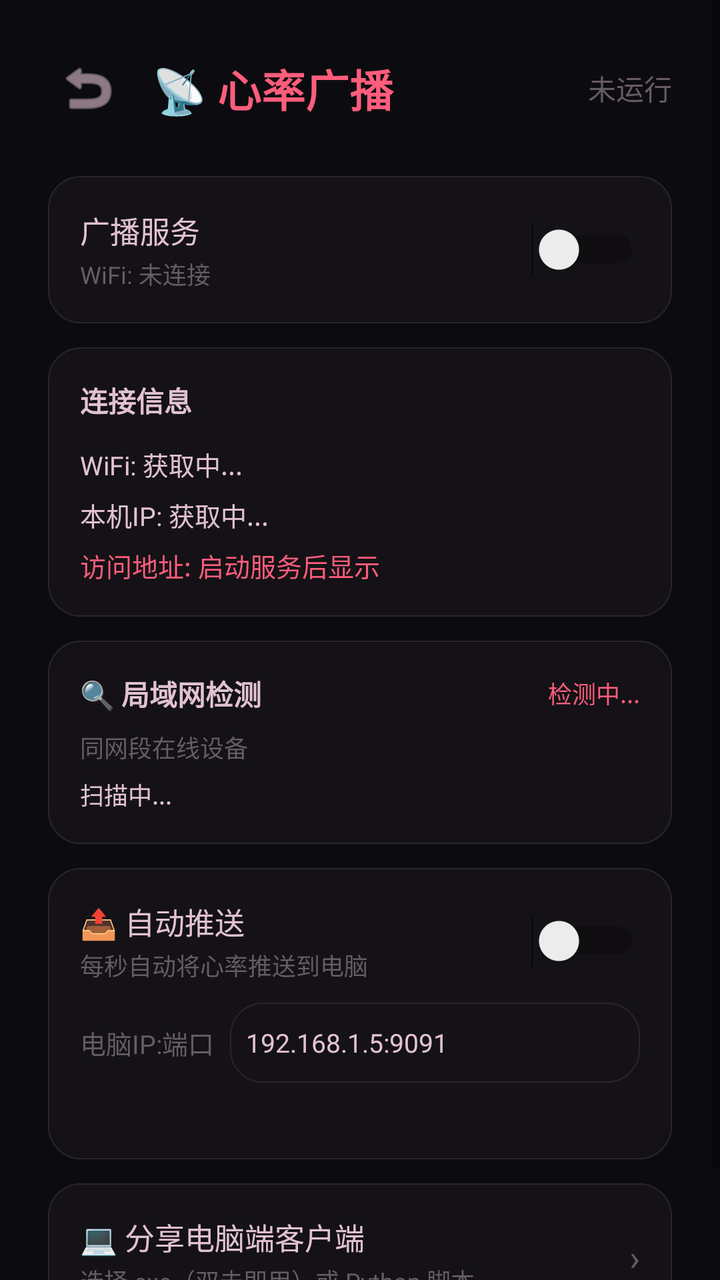
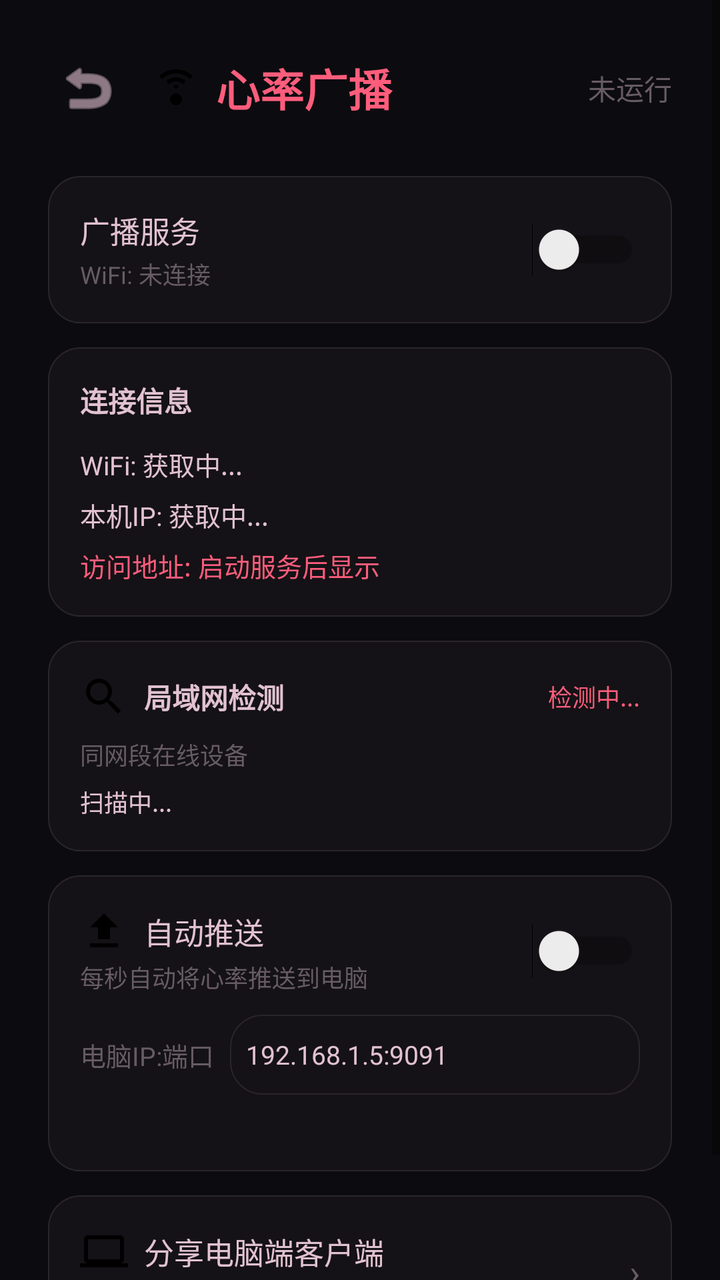

The first picture is an Android layout as it rendered before a commit; the second is the same layout after the commit. The layout source and the unified diff follow.
<!-- AndroidManifest.xml: activity theme AppTheme -->
<!-- res/layout/activity_broadcast.xml -->
<?xml version="1.0" encoding="utf-8"?>
<ScrollView xmlns:android="http://schemas.android.com/apk/res/android"
    android:layout_width="match_parent"
    android:layout_height="match_parent"
    android:background="#0c0c10">
    <LinearLayout
        android:layout_width="match_parent"
        android:layout_height="wrap_content"
        android:orientation="vertical"
        android:padding="24dp">

        <LinearLayout
            android:layout_width="match_parent"
            android:layout_height="wrap_content"
            android:gravity="center_vertical"
            android:layout_marginBottom="24dp">
            <ImageButton
                android:id="@+id/btnBack"
                android:layout_width="40dp"
                android:layout_height="40dp"
                android:src="@android:drawable/ic_menu_revert"
                android:background="@android:color/transparent"
                android:tint="#e2c2cf"
                android:layout_marginEnd="12dp"/>
            <TextView
                android:layout_width="0dp"
                android:layout_height="wrap_content"
                android:layout_weight="1"
                android:text="📡 心率广播"
                android:textColor="#ff5d7c"
                android:textSize="22sp"
                android:textStyle="bold"/>
            <TextView
                android:id="@+id/tvServerStatus"
                android:layout_width="wrap_content"
                android:layout_height="wrap_content"
                android:text="未运行"
                android:textColor="#675c62"
                android:textSize="14sp"/>
        </LinearLayout>

        
        <LinearLayout
            android:layout_width="match_parent"
            android:layout_height="wrap_content"
            android:background="@drawable/glass_card"
            android:padding="16dp"
            android:layout_marginBottom="12dp"
            android:gravity="center_vertical">
            <LinearLayout
                android:layout_width="0dp"
                android:layout_height="wrap_content"
                android:layout_weight="1"
                android:orientation="vertical">
                <TextView
                    android:layout_width="wrap_content"
                    android:layout_height="wrap_content"
                    android:text="广播服务"
                    android:textColor="#e2c2cf"
                    android:textSize="15sp"/>
                <TextView
                    android:id="@+id/tvNetworkInfo"
                    android:layout_width="wrap_content"
                    android:layout_height="wrap_content"
                    android:text="WiFi: 未连接"
                    android:textColor="#675c62"
                    android:textSize="12sp"
                    android:layout_marginTop="2dp"/>
            </LinearLayout>
            <Switch
                android:id="@+id/swServer"
                android:layout_width="wrap_content"
                android:layout_height="wrap_content"/>
        </LinearLayout>

        
        <LinearLayout
            android:layout_width="match_parent"
            android:layout_height="wrap_content"
            android:background="@drawable/glass_card"
            android:padding="16dp"
            android:layout_marginBottom="12dp"
            android:orientation="vertical">
            <TextView
                android:layout_width="wrap_content"
                android:layout_height="wrap_content"
                android:text="连接信息"
                android:textColor="#e2c2cf"
                android:textSize="14sp"
                android:textStyle="bold"
                android:layout_marginBottom="12dp"/>
            <TextView
                android:id="@+id/tvWifiName"
                android:layout_width="wrap_content"
                android:layout_height="wrap_content"
                android:text="WiFi: 获取中..."
                android:textColor="#e2c2cf"
                android:textSize="13sp"
                android:layout_marginBottom="6dp"/>
            <TextView
                android:id="@+id/tvLocalIP"
                android:layout_width="wrap_content"
                android:layout_height="wrap_content"
                android:text="本机IP: 获取中..."
                android:textColor="#e2c2cf"
                android:textSize="13sp"
                android:layout_marginBottom="6dp"/>
            <TextView
                android:id="@+id/tvAccessURL"
                android:layout_width="wrap_content"
                android:layout_height="wrap_content"
                android:text="访问地址: 启动服务后显示"
                android:textColor="#ff5d7c"
                android:textSize="13sp"/>
        </LinearLayout>

        
        <LinearLayout
            android:layout_width="match_parent"
            android:layout_height="wrap_content"
            android:background="@drawable/glass_card"
            android:padding="16dp"
            android:layout_marginBottom="12dp"
            android:orientation="vertical">
            <LinearLayout
                android:layout_width="match_parent"
                android:layout_height="wrap_content"
                android:gravity="center_vertical"
                android:layout_marginBottom="8dp">
                <TextView
                    android:layout_width="0dp"
                    android:layout_height="wrap_content"
                    android:layout_weight="1"
                    android:text="🔍 局域网检测"
                    android:textColor="#e2c2cf"
                    android:textSize="14sp"
                    android:textStyle="bold"/>
                <TextView
                    android:id="@+id/tvLanStatus"
                    android:layout_width="wrap_content"
                    android:layout_height="wrap_content"
                    android:text="检测中..."
                    android:textColor="#ff5d7c"
                    android:textSize="12sp"/>
            </LinearLayout>
            <TextView
                android:layout_width="wrap_content"
                android:layout_height="wrap_content"
                android:text="同网段在线设备"
                android:textColor="#675c62"
                android:textSize="12sp"
                android:layout_marginBottom="6dp"/>
            <TextView
                android:id="@+id/tvDeviceList"
                android:layout_width="wrap_content"
                android:layout_height="wrap_content"
                android:text="扫描中..."
                android:textColor="#e2c2cf"
                android:textSize="12sp"/>
        </LinearLayout>

        
        <LinearLayout
            android:layout_width="match_parent"
            android:layout_height="wrap_content"
            android:background="@drawable/glass_card"
            android:padding="16dp"
            android:layout_marginBottom="12dp"
            android:orientation="vertical">
            <LinearLayout
                android:layout_width="match_parent"
                android:layout_height="wrap_content"
                android:gravity="center_vertical">
                <LinearLayout
                    android:layout_width="0dp"
                    android:layout_height="wrap_content"
                    android:layout_weight="1"
                    android:orientation="vertical">
                    <TextView
                        android:layout_width="wrap_content"
                        android:layout_height="wrap_content"
                        android:text="📤 自动推送"
                        android:textColor="#e2c2cf"
                        android:textSize="15sp"/>
                    <TextView
                        android:layout_width="wrap_content"
                        android:layout_height="wrap_content"
                        android:text="每秒自动将心率推送到电脑"
                        android:textColor="#675c62"
                        android:textSize="12sp"
                        android:layout_marginTop="2dp"/>
                </LinearLayout>
                <Switch
                    android:id="@+id/swAutoPush"
                    android:layout_width="wrap_content"
                    android:layout_height="wrap_content"/>
            </LinearLayout>
            <LinearLayout
                android:layout_width="match_parent"
                android:layout_height="wrap_content"
                android:orientation="horizontal"
                android:layout_marginTop="10dp"
                android:gravity="center_vertical">
                <TextView
                    android:layout_width="wrap_content"
                    android:layout_height="wrap_content"
                    android:text="电脑IP:端口"
                    android:textColor="#675c62"
                    android:textSize="13sp"
                    android:layout_marginEnd="8dp"/>
                <EditText
                    android:id="@+id/etPushTarget"
                    android:layout_width="0dp"
                    android:layout_height="40dp"
                    android:layout_weight="1"
                    android:hint="192.168.1.5:9091"
                    android:text="192.168.1.5:9091"
                    android:textColor="#e2c2cf"
                    android:textColorHint="#3a3438"
                    android:textSize="13sp"
                    android:background="@drawable/glass_card"
                    android:padding="8dp"
                    android:gravity="center_vertical"
                    android:inputType="text|phone"/>
            </LinearLayout>
            <TextView
                android:id="@+id/tvPushStatus"
                android:layout_width="wrap_content"
                android:layout_height="wrap_content"
                android:text=""
                android:textColor="#4CAF50"
                android:textSize="12sp"
                android:layout_marginTop="6dp"/>
        </LinearLayout>

        
        <LinearLayout
            android:id="@+id/btnSharePython"
            android:layout_width="match_parent"
            android:layout_height="wrap_content"
            android:background="@drawable/glass_card"
            android:padding="16dp"
            android:layout_marginBottom="12dp"
            android:gravity="center_vertical"
            android:clickable="true"
            android:focusable="true">
            <LinearLayout
                android:layout_width="0dp"
                android:layout_height="wrap_content"
                android:layout_weight="1"
                android:orientation="vertical">
                <TextView
                    android:layout_width="wrap_content"
                    android:layout_height="wrap_content"
                    android:text="💻 分享电脑端客户端"
                    android:textColor="#e2c2cf"
                    android:textSize="15sp"/>
                <TextView
                    android:layout_width="wrap_content"
                    android:layout_height="wrap_content"
                    android:text="选择 exe（双击即用）或 Python 脚本"
                    android:textColor="#675c62"
                    android:textSize="12sp"
                    android:layout_marginTop="2dp"/>
            </LinearLayout>
            <TextView
                android:layout_width="wrap_content"
                android:layout_height="wrap_content"
                android:text="›"
                android:textColor="#675c62"
                android:textSize="18sp"/>
        </LinearLayout>

    </LinearLayout>
</ScrollView>
<!-- resources referenced by this layout -->
<resources>
  <!-- drawable glass_card (drawable) -->
  <?xml version="1.0" encoding="utf-8"?>
  <shape xmlns:android="http://schemas.android.com/apk/res/android">
      <solid android:color="#141216"/>
      <corners android:radius="16dp"/>
      <stroke android:width="0.5dp" android:color="#2a252a"/>
  </shape>
  <style name="AppTheme" parent="Theme.MaterialComponents.DayNight.NoActionBar">
          <item name="android:windowBackground">@color/splash_bg</item>
          <item name="android:windowTranslucentStatus">true</item>
          <item name="android:windowTranslucentNavigation">true</item>
          <item name="android:statusBarColor">@android:color/transparent</item>
          <item name="android:navigationBarColor">@android:color/transparent</item>
      </style>
  <color name="splash_bg">#0c0c10</color>
</resources>

<!-- the commit's change to res/layout/activity_broadcast.xml (unified diff, before → after) -->
@@ -26,7 +26,10 @@
                 android:layout_width="0dp"
                 android:layout_height="wrap_content"
                 android:layout_weight="1"
-                android:text="📡 心率广播"
+                android:drawableStart="@drawable/ic_icon_broadcast"
+                android:drawablePadding="8dp"
+                android:gravity="center_vertical"
+                android:text="心率广播"
                 android:textColor="#ff5d7c"
                 android:textSize="22sp"
                 android:textStyle="bold"/>
@@ -131,7 +134,10 @@
                     android:layout_width="0dp"
                     android:layout_height="wrap_content"
                     android:layout_weight="1"
-                    android:text="🔍 局域网检测"
+                    android:drawableStart="@drawable/ic_icon_search"
+                android:drawablePadding="8dp"
+                android:gravity="center_vertical"
+                android:text="局域网检测"
                     android:textColor="#e2c2cf"
                     android:textSize="14sp"
                     android:textStyle="bold"/>
@@ -179,7 +185,10 @@
                     <TextView
                         android:layout_width="wrap_content"
                         android:layout_height="wrap_content"
-                        android:text="📤 自动推送"
+                        android:drawableStart="@drawable/ic_icon_upload"
+                android:drawablePadding="8dp"
+                android:gravity="center_vertical"
+                android:text="自动推送"
                         android:textColor="#e2c2cf"
                         android:textSize="15sp"/>
                     <TextView
@@ -252,7 +261,10 @@
                 <TextView
                     android:layout_width="wrap_content"
                     android:layout_height="wrap_content"
-                    android:text="💻 分享电脑端客户端"
+                    android:drawableStart="@drawable/ic_icon_computer"
+                android:drawablePadding="8dp"
+                android:gravity="center_vertical"
+                android:text="分享电脑端客户端"
                     android:textColor="#e2c2cf"
                     android:textSize="15sp"/>
                 <TextView
<!-- resource entries referenced after the edit -->
@@ -7,6 +7,58 @@
       <corners android:radius="16dp"/>
       <stroke android:width="0.5dp" android:color="#2a252a"/>
   </shape>
+  <!-- drawable ic_icon_broadcast (drawable) -->
+  <?xml version="1.0" encoding="utf-8"?>
+  <vector xmlns:android="http://schemas.android.com/apk/res/android"
+      android:width="24dp"
+      android:height="24dp"
+      android:autoMirrored="false"
+      android:viewportWidth="24"
+      android:viewportHeight="24"
+      android:tint="?attr/colorOnSurface">
+      <path
+          android:fillColor="#FF000000"
+          android:pathData="M12,3 C15.31,3 18.31,4.34 20.5,6.5 L19.08,7.92 C17.22,6.1 14.73,5 12,5 C9.27,5 6.78,6.1 4.92,7.92 L3.5,6.5 C5.69,4.34 8.69,3 12,3 Z M12,7 C13.93,7 15.68,7.78 16.95,9.05 L15.54,10.46 C14.6,9.55 13.36,9 12,9 C10.64,9 9.4,9.55 8.46,10.46 L7.05,9.05 C8.32,7.78 10.07,7 12,7 Z M12,11 C12.55,11 13.05,11.22 13.41,11.59 L12,13 L10.59,11.59 C10.95,11.22 11.45,11 12,11 Z M12,21 C13.66,21 15,19.66 15,18 C15,16.34 13.66,15 12,15 C10.34,15 9,16.34 9,18 C9,19.66 10.34,21 12,21 Z" />
+  </vector>
+  <!-- drawable ic_icon_computer (drawable) -->
+  <?xml version="1.0" encoding="utf-8"?>
+  <vector xmlns:android="http://schemas.android.com/apk/res/android"
+      android:width="24dp"
+      android:height="24dp"
+      android:autoMirrored="false"
+      android:viewportWidth="24"
+      android:viewportHeight="24"
+      android:tint="?attr/colorOnSurface">
+      <path
+          android:fillColor="#FF000000"
+          android:pathData="M20,18 C21.1,18 21.99,17.1 21.99,16 L22,6 C22,4.9 21.1,4 20,4 L4,4 C2.9,4 2,4.9 2,6 L2,16 C2,17.1 2.9,18 4,18 L0,18 L0,20 L24,20 L24,18 Z M4,6 L20,6 L20,16 L4,16 Z" />
+  </vector>
+  <!-- drawable ic_icon_search (drawable) -->
+  <?xml version="1.0" encoding="utf-8"?>
+  <vector xmlns:android="http://schemas.android.com/apk/res/android"
+      android:width="24dp"
+      android:height="24dp"
+      android:autoMirrored="false"
+      android:viewportWidth="24"
+      android:viewportHeight="24"
+      android:tint="?attr/colorOnSurface">
+      <path
+          android:fillColor="#FF000000"
+          android:pathData="M15.5,14 L14.71,14 L14.43,13.73 C15.41,12.59 16,11.11 16,9.5 C16,5.91 13.09,3 9.5,3 C5.91,3 3,5.91 3,9.5 C3,13.09 5.91,16 9.5,16 C11.11,16 12.59,15.41 13.73,14.43 L14,14.71 L14,15.5 L19,20.49 L20.49,19 L15.5,14 Z M9.5,14 C7.01,14 5,11.99 5,9.5 C5,7.01 7.01,5 9.5,5 C11.99,5 14,7.01 14,9.5 C14,11.99 11.99,14 9.5,14 Z" />
+  </vector>
+  <!-- drawable ic_icon_upload (drawable) -->
+  <?xml version="1.0" encoding="utf-8"?>
+  <vector xmlns:android="http://schemas.android.com/apk/res/android"
+      android:width="24dp"
+      android:height="24dp"
+      android:autoMirrored="false"
+      android:viewportWidth="24"
+      android:viewportHeight="24"
+      android:tint="?attr/colorOnSurface">
+      <path
+          android:fillColor="#FF000000"
+          android:pathData="M9,16 L15,16 L15,10 L19,10 L12,3 L5,10 L9,10 Z M5,18 L5,20 L19,20 L19,18 Z" />
+  </vector>
   <style name="AppTheme" parent="Theme.MaterialComponents.DayNight.NoActionBar">
           <item name="android:windowBackground">@color/splash_bg</item>
           <item name="android:windowTranslucentStatus">true</item>
